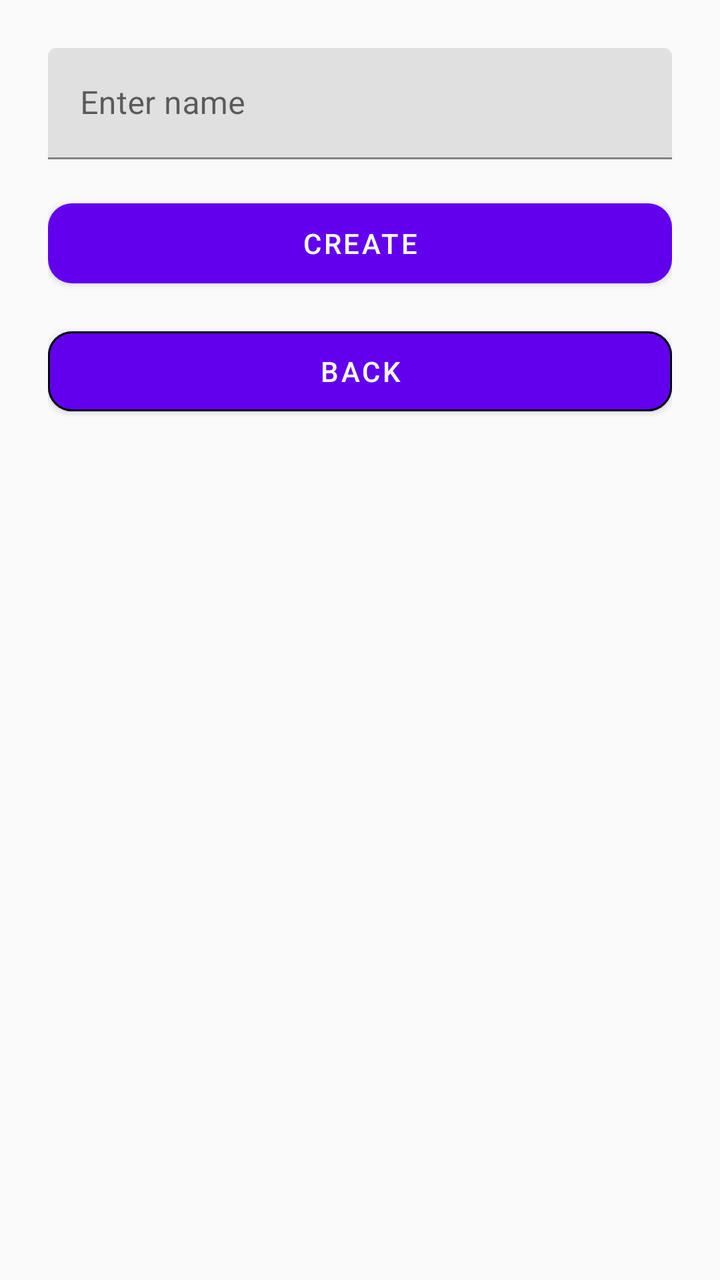
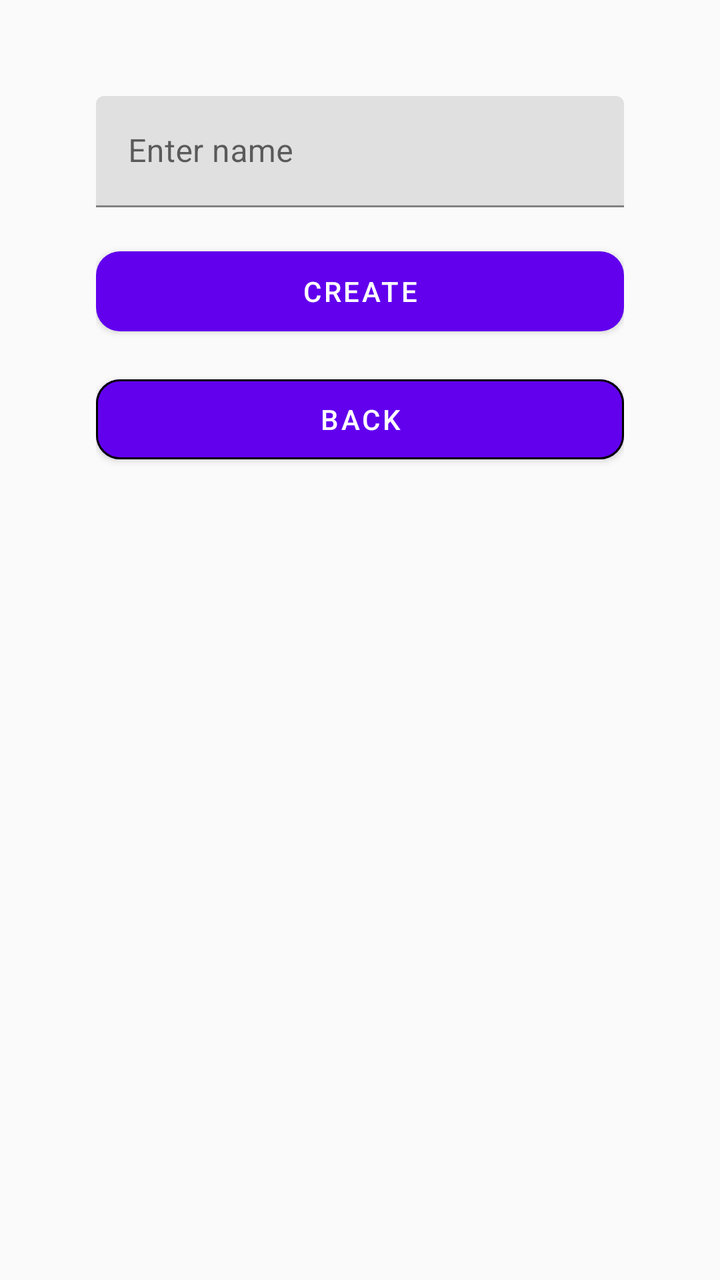

Compare the two renders of this Android layout. The source of the first and the diff that turns it into the second are given below.
<!-- AndroidManifest.xml: activity theme Theme.Borne -->
<!-- res/layout/activity_create_user.xml -->
<?xml version="1.0" encoding="utf-8"?>
<LinearLayout xmlns:android="http://schemas.android.com/apk/res/android"
    xmlns:app="http://schemas.android.com/apk/res-auto"
    android:layout_width="match_parent"
    android:layout_height="match_parent"
    android:padding="24dp"
    android:orientation="vertical"
    android:background="#FAFAFA">

    <com.google.android.material.textfield.TextInputLayout
        android:layout_width="match_parent"
        android:layout_height="wrap_content"
        android:hint="@string/enter_name">

        <com.google.android.material.textfield.TextInputEditText
            android:id="@+id/nameInput"
            android:layout_width="match_parent"
            android:layout_height="wrap_content"
            android:textSize="16sp" />

    </com.google.android.material.textfield.TextInputLayout>

    <com.google.android.material.button.MaterialButton
        android:id="@+id/createButton"
        android:layout_width="match_parent"
        android:layout_height="52dp"
        android:text="@string/create"
        android:layout_marginTop="16dp"
        app:cornerRadius="12dp"/>

    <com.google.android.material.button.MaterialButton
        android:id="@+id/backButton"
        android:layout_width="match_parent"
        android:layout_height="52dp"
        android:text="@string/back"
        android:layout_marginTop="12dp"
        app:cornerRadius="12dp"
        app:strokeWidth="1dp"/>

    <ImageView
        android:id="@+id/qrImage"
        android:layout_width="260dp"
        android:layout_height="260dp"
        android:layout_gravity="center_horizontal"
        android:layout_marginTop="28dp"
        android:visibility="gone"
        android:scaleType="fitCenter" />

</LinearLayout>
<!-- resources referenced by this layout -->
<resources>
  <string name="back">Back</string>
  <string name="create">Create</string>
  <string name="enter_name">Enter name</string>
  <style name="Theme.Borne" parent="Theme.MaterialComponents.DayNight.NoActionBar" />
</resources>

<!-- the commit's change to res/layout/activity_create_user.xml (unified diff, before → after) -->
@@ -3,7 +3,7 @@
     xmlns:app="http://schemas.android.com/apk/res-auto"
     android:layout_width="match_parent"
     android:layout_height="match_parent"
-    android:padding="24dp"
+    android:padding="48dp"
     android:orientation="vertical"
     android:background="#FAFAFA">
 
